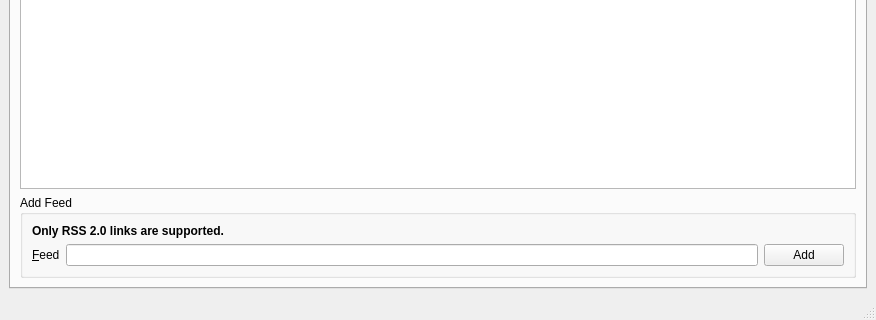
Before: the Qt Designer form branches/trunk/UI/spot-on-rss.ui in textbrowser/spot-on, drawn with Qt 5; both pictures show x 0 to 876 and y 280 to 600 of the 876 by 600 pixel window.
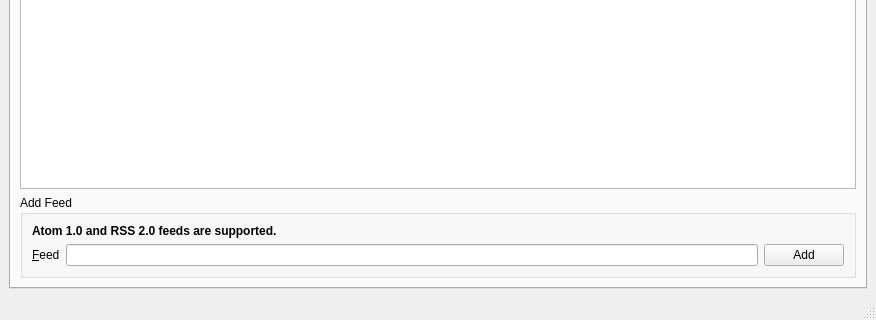
After: the same form once the commit is applied. Icons and pictures are not drawn. Custom widgets are drawn as their Qt base class.

Commit message: Corrected radio button behavior.

Patch:
```diff
--- a/branches/trunk/UI/spot-on-rss.ui
+++ b/branches/trunk/UI/spot-on-rss.ui
@@ -398,7 +398,7 @@
               </font>
              </property>
              <property name="text">
-              <string>Only RSS 2.0 links are supported.</string>
+              <string>Atom 1.0 and RSS 2.0 feeds are supported.</string>
              </property>
             </widget>
            </item>
```
The commit also changes 4 other files.
